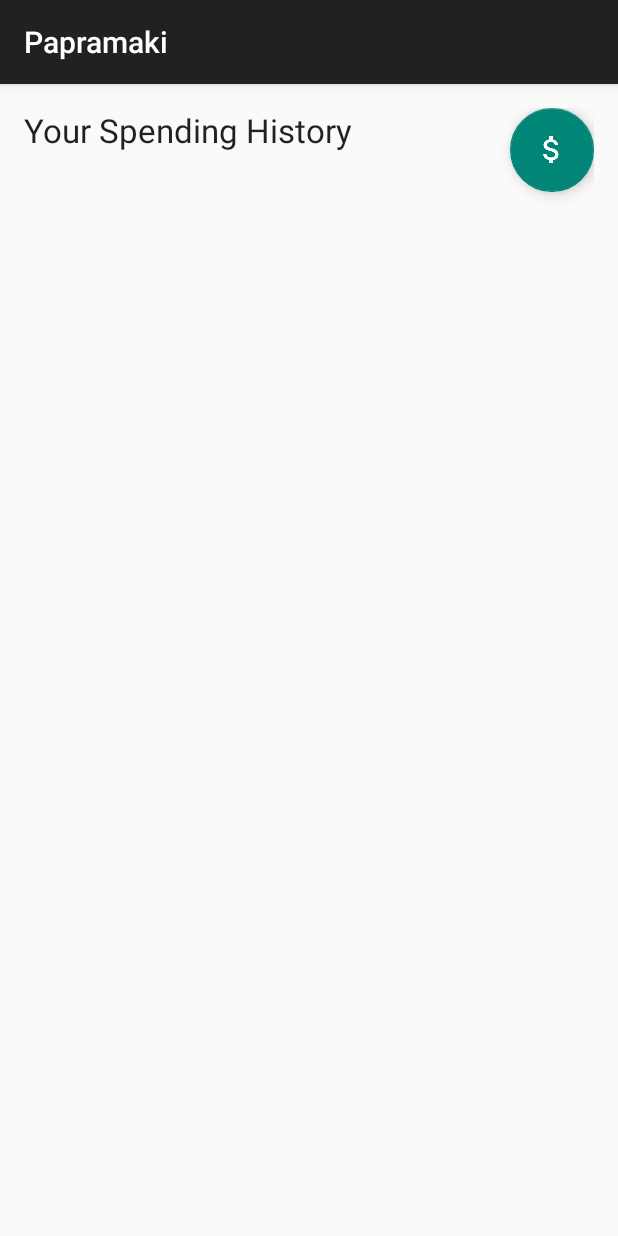
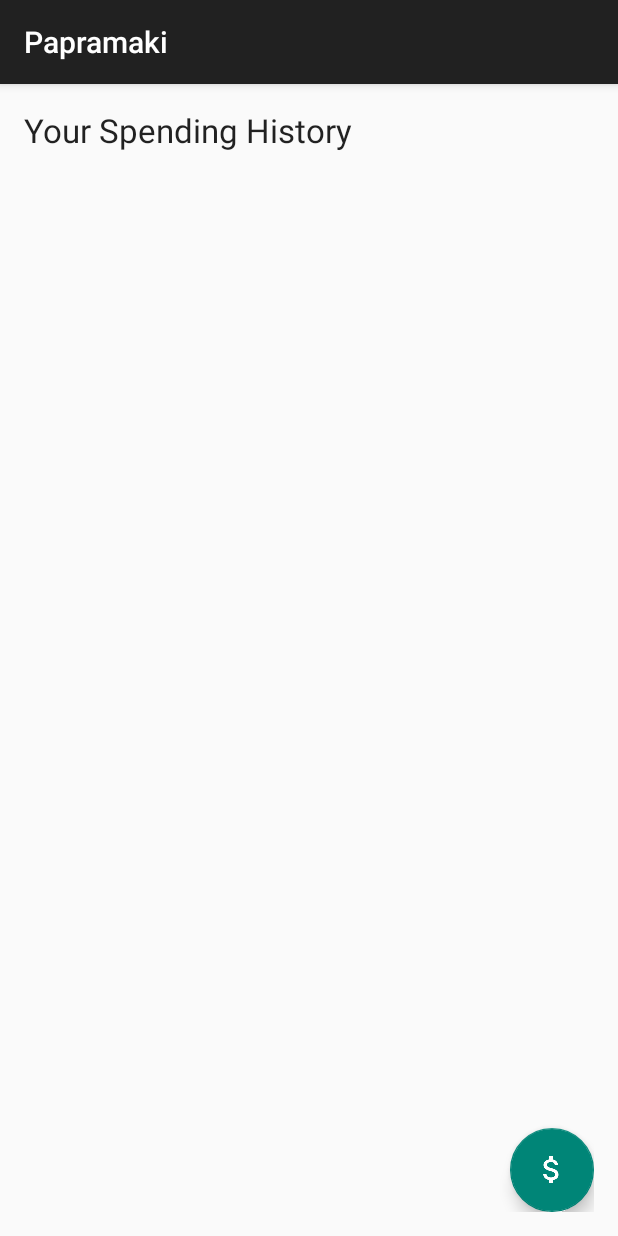
Before and after one commit to MarcioPorto/papramaki, an Android app: the fragment HistoryFragment shown on its own in the app's theme, on a phone screen of 412 x 824 dp. Run offline under Robolectric (Android 15) with nearby library versions, the phone set to English and light mode, and no system bars.

Commit message:
Fixed button display in history fragment

```diff
--- a/app/src/main/res/layout/fragment_history.xml
+++ b/app/src/main/res/layout/fragment_history.xml
@@ -20,7 +20,7 @@
         android:layout_alignParentBottom="true"
         android:layout_alignParentRight="true"
         android:layout_alignParentEnd="true"
-        android:layout_gravity="end"/>
+        android:layout_gravity="bottom|right"/>
 
     <TextView
         android:layout_width="wrap_content"
```
